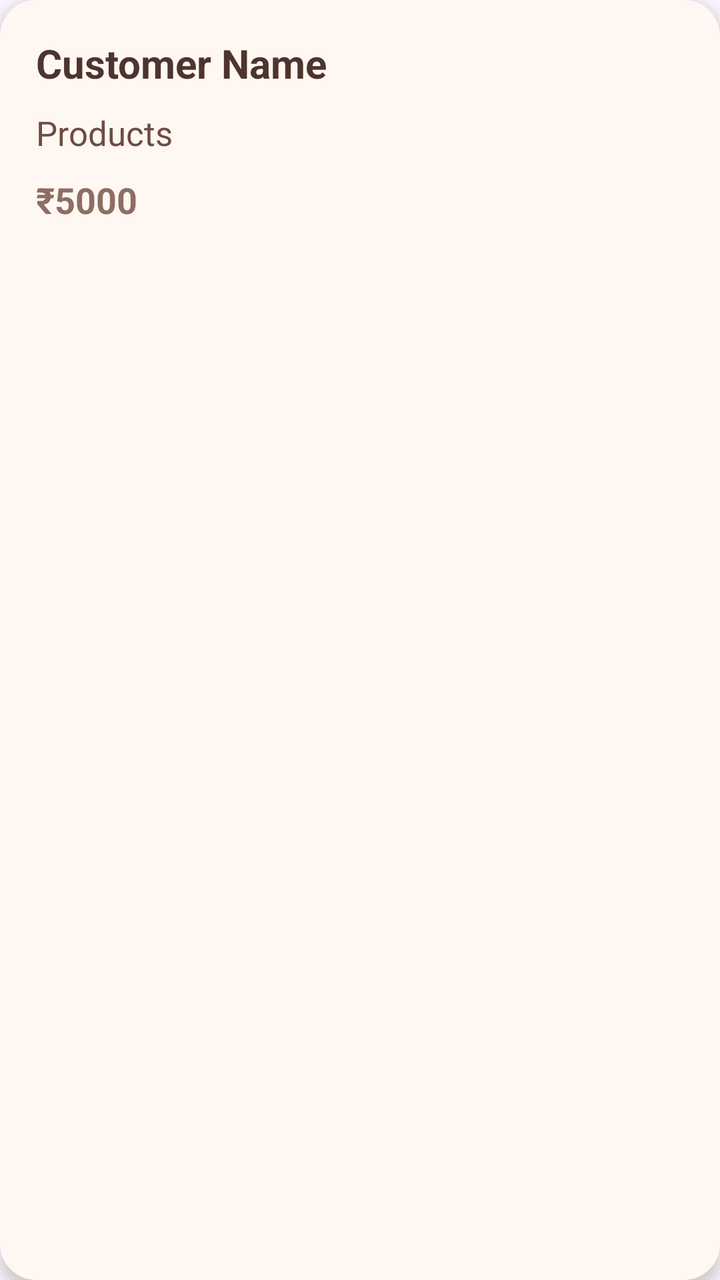
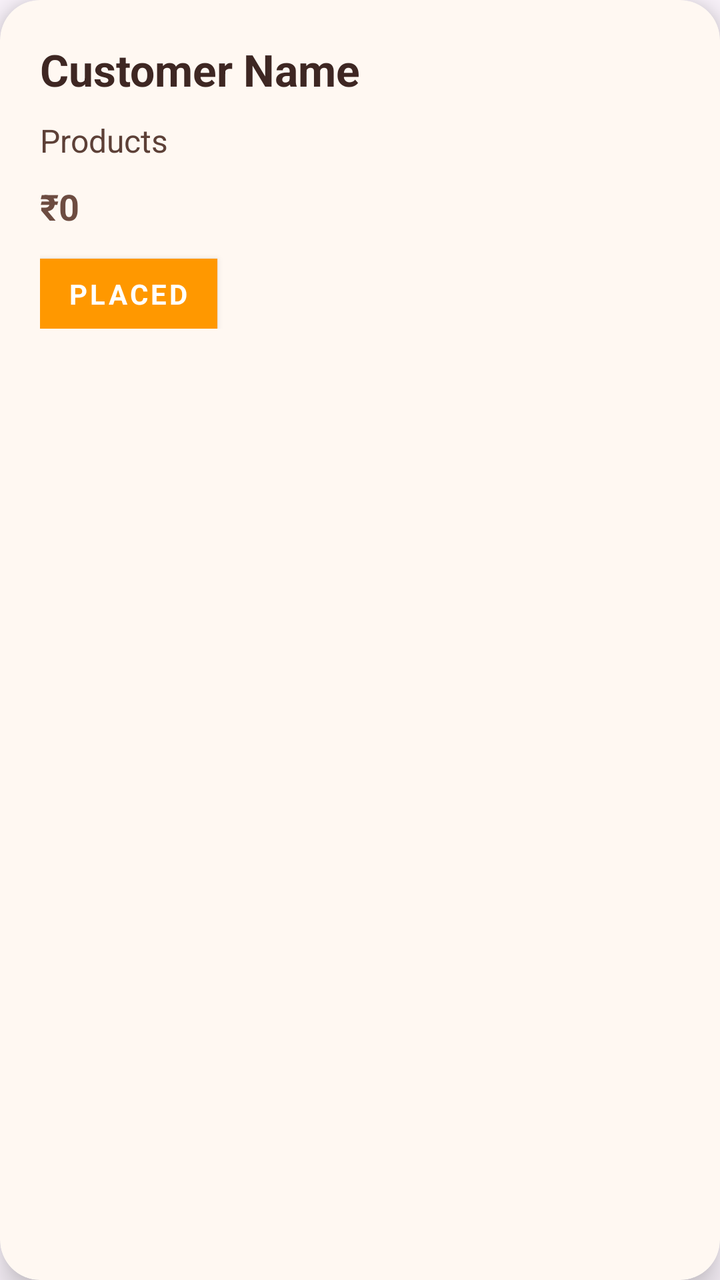

Two renders of the same Android screen: before a commit and after it. Below are the layout's source before the change and the commit's diff.
<!-- AndroidManifest.xml: application theme Theme.NammaVastra -->
<!-- res/layout/item_order.xml -->
<?xml version="1.0" encoding="utf-8"?>
<androidx.cardview.widget.CardView
    xmlns:android="http://schemas.android.com/apk/res/android"
    xmlns:card_view="http://schemas.android.com/apk/res-auto"
    android:layout_width="match_parent"
    android:layout_height="wrap_content"
    android:layout_margin="12dp"
    card_view:cardCornerRadius="18dp"
    card_view:cardElevation="5dp"
    card_view:cardBackgroundColor="#FFF8F2">

    <LinearLayout
        android:layout_width="match_parent"
        android:layout_height="wrap_content"
        android:orientation="vertical"
        android:padding="18dp">

        <TextView
            android:id="@+id/orderCustomer"
            android:layout_width="wrap_content"
            android:layout_height="wrap_content"
            android:text="Customer Name"
            android:textStyle="bold"
            android:textSize="20sp"
            android:textColor="#4E342E"/>

        <TextView
            android:id="@+id/orderProducts"
            android:layout_width="wrap_content"
            android:layout_height="wrap_content"
            android:text="Products"
            android:textSize="17sp"
            android:layout_marginTop="10dp"
            android:textColor="#6D4C41"/>

        <TextView
            android:id="@+id/orderTotal"
            android:layout_width="wrap_content"
            android:layout_height="wrap_content"
            android:text="₹5000"
            android:textStyle="bold"
            android:textSize="18sp"
            android:layout_marginTop="10dp"
            android:textColor="#8D6E63"/>

    </LinearLayout>

</androidx.cardview.widget.CardView>
<!-- resources referenced by this layout -->
<resources>
  <style name="Theme.NammaVastra" parent="Base.Theme.NammaVastra" />
  <style name="Base.Theme.NammaVastra" parent="Theme.Material3.DayNight.NoActionBar">
          
          
      </style>
</resources>

<!-- the commit's change to res/layout/item_order.xml (unified diff, before → after) -->
@@ -4,45 +4,64 @@
     xmlns:card_view="http://schemas.android.com/apk/res-auto"
     android:layout_width="match_parent"
     android:layout_height="wrap_content"
-    android:layout_margin="12dp"
-    card_view:cardCornerRadius="18dp"
-    card_view:cardElevation="5dp"
+    android:layout_margin="14dp"
+    card_view:cardCornerRadius="20dp"
+    card_view:cardElevation="10dp"
     card_view:cardBackgroundColor="#FFF8F2">
 
     <LinearLayout
         android:layout_width="match_parent"
         android:layout_height="wrap_content"
         android:orientation="vertical"
-        android:padding="18dp">
+        android:padding="20dp">
 
+        
         <TextView
             android:id="@+id/orderCustomer"
             android:layout_width="wrap_content"
             android:layout_height="wrap_content"
             android:text="Customer Name"
+            android:textSize="22sp"
             android:textStyle="bold"
-            android:textSize="20sp"
-            android:textColor="#4E342E"/>
+            android:textColor="#3E2723"/>
 
+        
         <TextView
             android:id="@+id/orderProducts"
             android:layout_width="wrap_content"
             android:layout_height="wrap_content"
             android:text="Products"
-            android:textSize="17sp"
+            android:textSize="16sp"
             android:layout_marginTop="10dp"
-            android:textColor="#6D4C41"/>
+            android:textColor="#5D4037"/>
 
+        
         <TextView
             android:id="@+id/orderTotal"
             android:layout_width="wrap_content"
             android:layout_height="wrap_content"
-            android:text="₹5000"
+            android:text="₹0"
+            android:textSize="18sp"
             android:textStyle="bold"
-            android:textSize="18sp"
             android:layout_marginTop="10dp"
-            android:textColor="#8D6E63"/>
+            android:textColor="#6D4C41"/>
 
+        
+        <TextView
+            android:id="@+id/orderStatus"
+            android:layout_width="wrap_content"
+            android:layout_height="wrap_content"
+            android:text="PLACED"
+            android:textStyle="bold"
+            android:textColor="#FFFFFF"
+            android:paddingLeft="14dp"
+            android:paddingRight="14dp"
+            android:paddingTop="8dp"
+            android:paddingBottom="8dp"
+            android:layout_marginTop="14dp"
+            android:background="#FF9800"
+            android:letterSpacing="0.1"
+            android:elevation="2dp"/>
     </LinearLayout>
 
 </androidx.cardview.widget.CardView>
